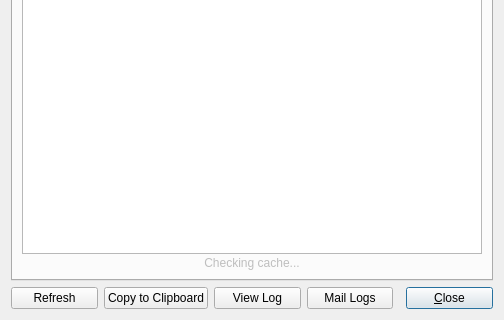
This is app/client/widgets/DiagnosticsDialog.ui in dougma/lastfm-desktop as Qt 5 draws it before an edit; both pictures show x 0 to 504 and y 180 to 500 of the 504 by 500 pixel window. The edited form follows.
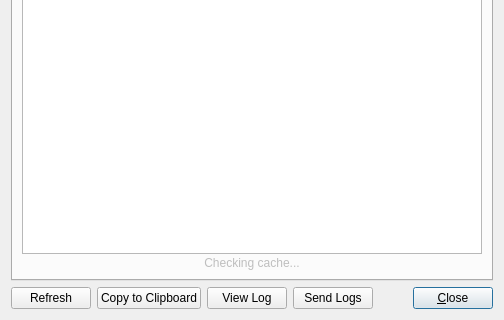
This is the edited form.

Commit message: MailLogsDialog.* -> SendLogsDialog.*

What changed in the file:
```diff
--- a/app/client/widgets/DiagnosticsDialog.ui
+++ b/app/client/widgets/DiagnosticsDialog.ui
@@ -593,7 +593,7 @@
      <item>
       <widget class="QPushButton" name="mailButton" >
        <property name="text" >
-        <string>Mail Logs</string>
+        <string>Send Logs</string>
        </property>
       </widget>
      </item>
@@ -605,6 +605,12 @@
        <property name="sizeType" >
         <enum>QSizePolicy::Expanding</enum>
        </property>
+       <property name="sizeHint" stdset="0" >
+        <size>
+         <width>0</width>
+         <height>0</height>
+        </size>
+       </property>
       </spacer>
      </item>
      <item>
```
Left out of the diff: 6 changed lines with no effect on the pictures. The commit also changes 5 other files.
